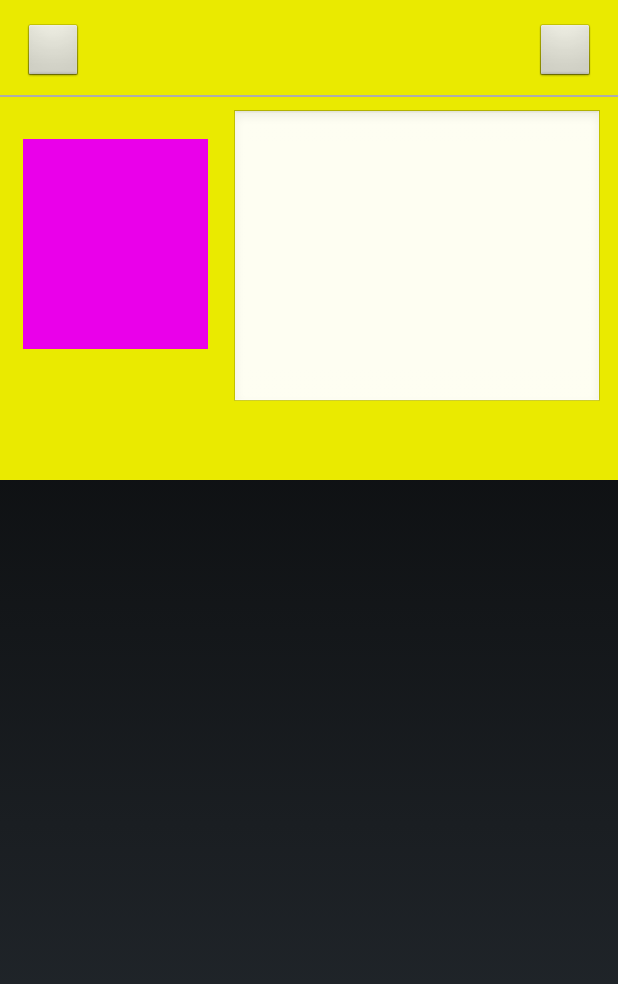
After one commit to Gno-GH/Minimal, an Android app: the layout pop_trend.xml on its own in the app's theme, with its tools: preview values and no code run, on a phone screen of 412 x 824 dp. The commit adds this screen. Shown: the top 984 px of the screen. Run offline under Robolectric (Android 15) with nearby library versions, the phone set to English and light mode, and no system bars.

Commit message:
主栏 :动态发表完成

```diff
--- a/app/src/main/java/minimal/microfriend/base/BaseTabPager.java
+++ b/app/src/main/java/minimal/microfriend/base/BaseTabPager.java
@@ -11,7 +11,7 @@ import minimal.microfriend.entry.User;
 /**
  * Created by gno on 16-5-28.
  */
-public class BaseTabPager {
+public class BaseTabPager{
     public Context context;
     public LinearLayout linearLayout;
     public LinearLayout ll_root;
--- /dev/null
+++ b/app/src/main/res/layout/pop_trend.xml
@@ -0,0 +1,67 @@
+<?xml version="1.0" encoding="utf-8"?>
+<LinearLayout xmlns:android="http://schemas.android.com/apk/res/android"
+              android:layout_width="match_parent"
+              android:layout_height="320dp"
+              android:layout_margin="0dp"
+              android:background="#eaea00"
+              android:orientation="vertical"
+              android:padding="0dp">
+
+    <RelativeLayout
+        android:layout_width="match_parent"
+        android:layout_height="40dp"
+        android:layout_marginLeft="15dp"
+        android:layout_marginRight="15dp"
+        android:layout_marginTop="15dp">
+
+        <Button
+            android:id="@+id/b_trend_close"
+            android:layout_width="40dp"
+            android:layout_height="40dp"
+            android:layout_alignParentLeft="true"
+            android:layout_centerVertical="true"/>
+
+        <Button
+            android:id="@+id/b_trend_ok"
+            android:layout_width="40dp"
+            android:layout_height="40dp"
+            android:layout_alignParentRight="true"
+            android:layout_centerVertical="true"/>
+    </RelativeLayout>
+
+    <View
+        android:layout_width="fill_parent"
+        android:layout_height="1dp"
+        android:layout_marginBottom="8dp"
+        android:layout_marginTop="8dp"
+        android:background="#adadad"
+        ></View>
+
+    <LinearLayout
+        android:layout_width="match_parent"
+        android:layout_height="wrap_content"
+        android:layout_marginBottom="48dp"
+        android:orientation="horizontal">
+
+        <ImageView
+            android:id="@+id/iv_trend_img"
+            android:layout_width="0dp"
+            android:layout_height="140dp"
+            android:layout_marginLeft="15dp"
+            android:layout_marginRight="10dp"
+            android:layout_marginTop="20dp"
+            android:layout_weight="1"
+            android:background="#ea00ea"/>
+
+        <EditText
+            android:id="@+id/et_trend_content"
+            android:layout_width="0dp"
+            android:layout_height="200dp"
+            android:layout_marginLeft="5dp"
+            android:layout_marginRight="10dp"
+            android:layout_weight="2"
+            android:gravity="left|top"
+            android:inputType="textMultiLine"
+            android:textSize="16sp"/>
+    </LinearLayout>
+</LinearLayout>
--- a/app/src/main/res/values/styles.xml
+++ b/app/src/main/res/values/styles.xml
@@ -44,4 +44,9 @@
         <item name="android:layout_marginLeft">20dp</item>
         <item name="android:textColor">#000000</item>
     </style>
+
+    <style name="pop_trend_anim">
+        <item name="android:windowEnterAnimation">@anim/pop_trend_open</item>
+        <item name="android:windowExitAnimation">@anim/pop_trend_close</item>
+    </style>
 </resources>
```
Also changed, not shown: app/src/main/java/minimal/microfriend/adapter/TrendsAdapter.java (+37 -13 lines), app/src/main/java/minimal/microfriend/entry/Trend.java (+6 -7 lines), app/src/main/java/minimal/microfriend/fragment/FrontFragment.java (+131 -11 lines), app/src/main/java/minimal/microfriend/pager/CenterPager.java (+9 -3 lines), app/src/main/res/anim/pop_trend_close.xml (added, +7 -0 lines), app/src/main/res/anim/pop_trend_open.xml (added, +7 -0 lines), app/src/main/res/layout/center_listview_item.xml (+3 -5 lines).
